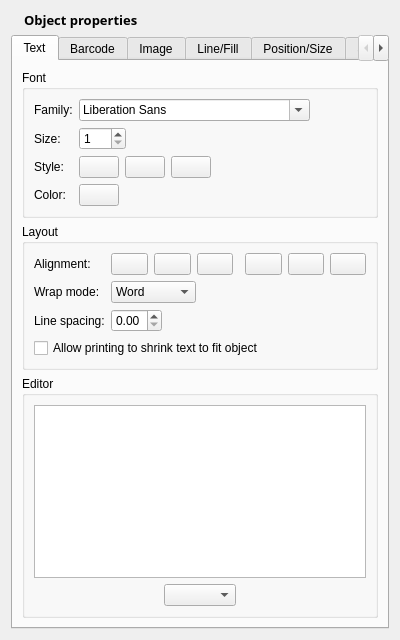
Qt form glabels/ui/ObjectEditor.ui (jimevins/glabels-qt) before a commit.
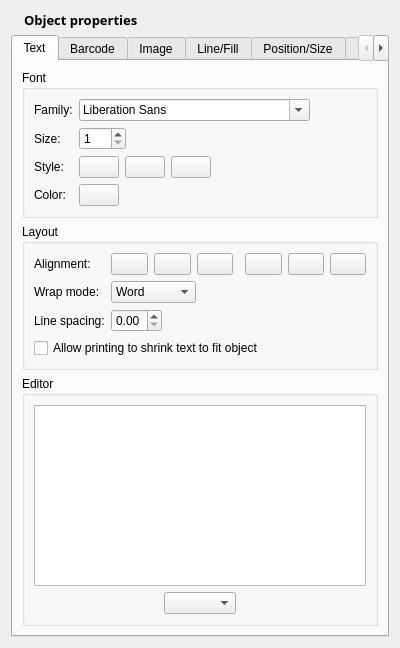
The same form after that commit. Icons and pictures are not drawn. Custom widgets are drawn as their Qt base class.

The edit to the form file:
```diff
--- a/glabels/ui/ObjectEditor.ui
+++ b/glabels/ui/ObjectEditor.ui
@@ -7,7 +7,7 @@
     <x>0</x>
     <y>0</y>
     <width>400</width>
-    <height>640</height>
+    <height>648</height>
    </rect>
   </property>
   <property name="sizePolicy">
```
Left out of the diff: 2 changed lines with no effect on the pictures.
